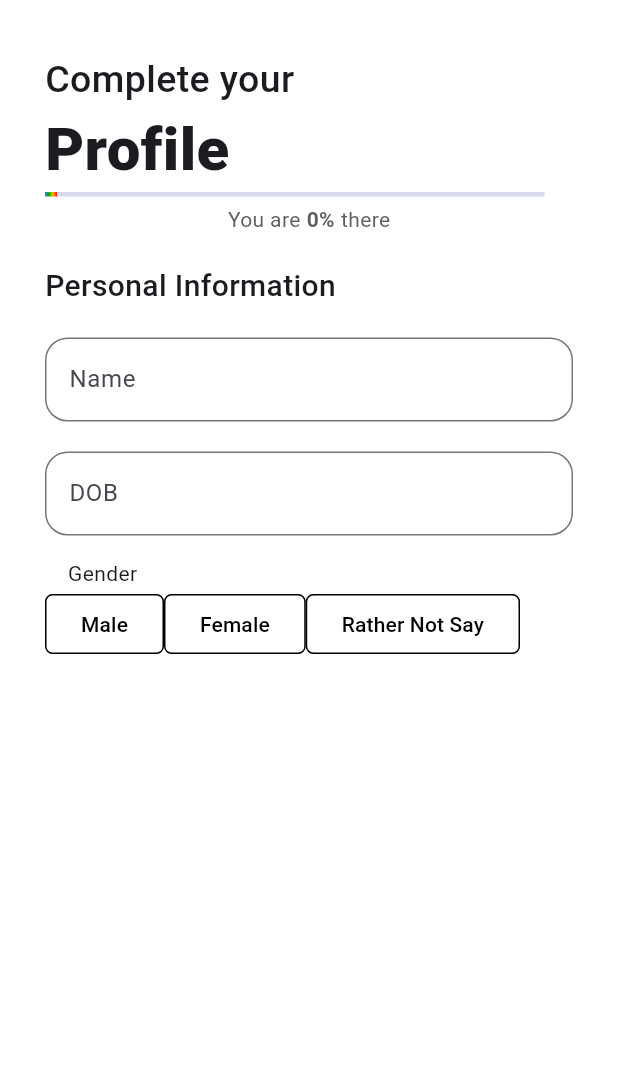
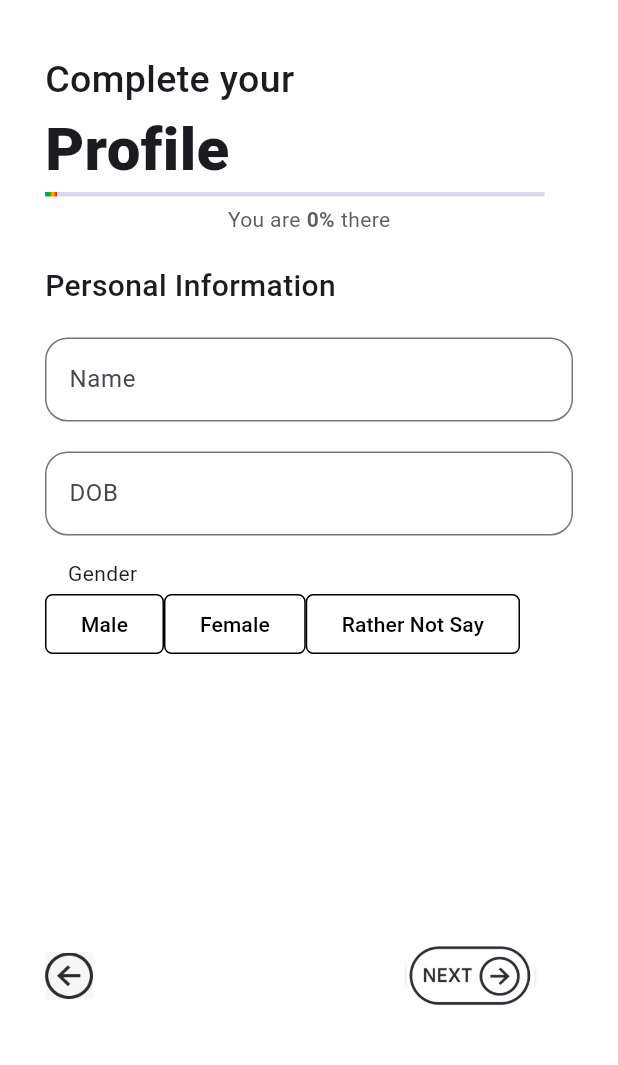
Before and after one commit to akshaybhushan26/moofli, a Flutter app: the CompleteProfile1 screen opened directly, on a phone screen of 412 x 824 dp, the part 114-1179 px from its top. Run offline on Flutter 3.47's test engine with Material 3 defaults, Android fonts, the phone set to English and light mode, and no system bars.

Commit message:
back/next button

```diff
--- a/lib/pages/complete_profile.dart
+++ b/lib/pages/complete_profile.dart
@@ -225,6 +225,46 @@ class _CompleteProfileState extends State<CompleteProfile1> {
                     ),
                   ],
                 ),
+                // back button
+                const SizedBox(height: 190),
+                  Row(
+                    children: [
+                      SizedBox(
+                        height:32,
+                        width: 32,
+                        child: ElevatedButton(
+                          onPressed: () {},
+                          style: ElevatedButton.styleFrom(
+                              elevation: 0,
+                              padding: EdgeInsets.zero,
+                              shape: RoundedRectangleBorder(
+                                  borderRadius: BorderRadius.circular(5))),
+                          child: Image.asset(
+                            'lib/icons/back.jpeg',
+                            fit: BoxFit.fitWidth,
+                          ),
+                        ),
+                      ),
+                      const SizedBox(width: 207,),
+                      // Next button
+                      SizedBox(
+                        height:41,
+                        width: 89,
+                        child: ElevatedButton(
+                          onPressed: () {},
+                          style: ElevatedButton.styleFrom(
+                              elevation: 0,
+                              padding: EdgeInsets.zero,
+                              shape: RoundedRectangleBorder(
+                                  borderRadius: BorderRadius.circular(100))),
+                          child: Image.asset(
+                            'lib/icons/next.png',
+                            fit: BoxFit.fitWidth,
+                          ),
+                        ),
+                      ),
+                    ],
+                  ),
               ],
             ),
           ),
```
Also changed, not shown: lib/icons/back.jpeg (added), lib/icons/next.png (added).
